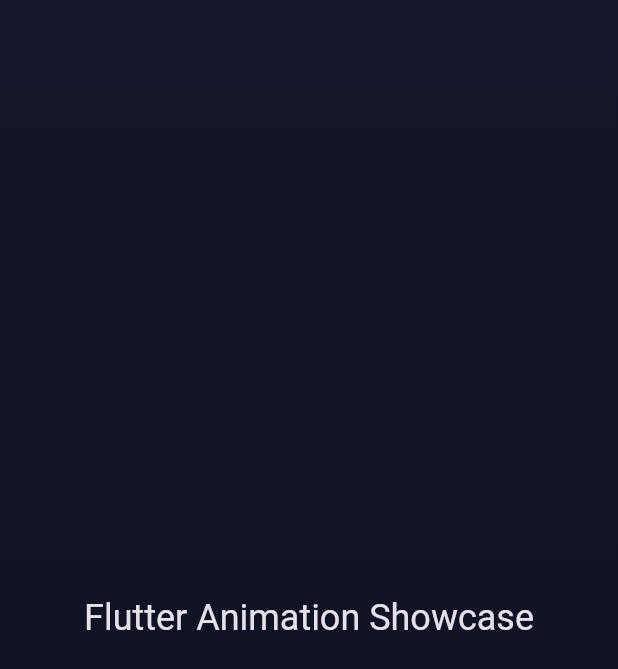
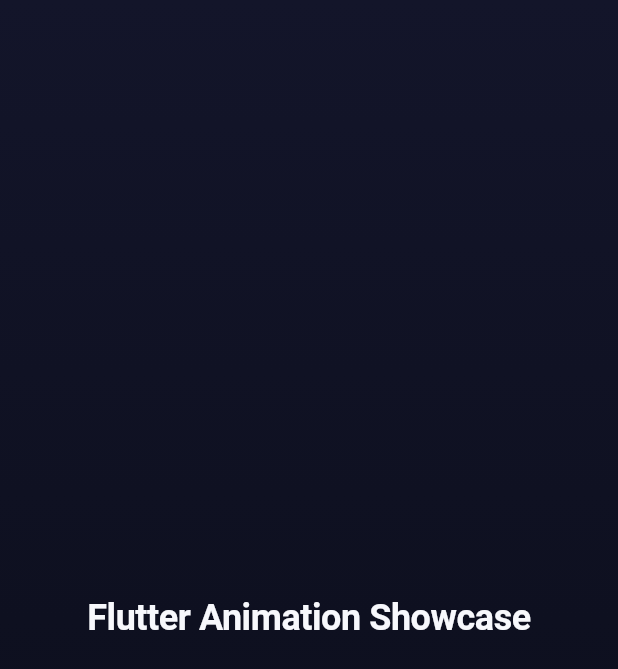
Before and after one commit to fahadkhalid22/Flutter-Animation-Showcase, a Flutter app: the screen it shows after launch, on a phone screen of 412 x 824 dp. Shown: the top 669 px of the screen. Run offline on Flutter 3.47's test engine with Material 3 defaults, Android fonts, the phone set to English and light mode, and no system bars.

Commit message:
feat: add animation showcase design system
Co-Authored-By: Claude Code <noreply@anthropic.com>

```diff
--- /dev/null
+++ b/lib/core/constants/app_colors.dart
@@ -0,0 +1,42 @@
+import 'package:flutter/material.dart';
+
+/// Brand color tokens for the showcase design system.
+///
+/// The palette is a dark navy / near-black foundation with a purple
+/// primary, electric blue secondary and cyan accent — chosen to make
+/// motion and gradients read clearly against the background.
+abstract final class AppColors {
+  /// Main application background — deep navy / near black.
+  static const Color background = Color(0xFF0E1020);
+
+  /// Slightly lighter navy used for gradient highlights behind the header.
+  static const Color backgroundElevated = Color(0xFF13152A);
+
+  /// Solid card / surface color.
+  static const Color surface = Color(0xFF171A2D);
+
+  /// Slightly lighter surface for hover states or raised cards.
+  static const Color surfaceRaised = Color(0xFF1D2140);
+
+  /// Primary brand color — purple.
+  static const Color primary = Color(0xFF7C5CFC);
+
+  /// Secondary brand color — electric blue.
+  static const Color secondary = Color(0xFF4DA8FF);
+
+  /// Accent color — cyan.
+  static const Color accent = Color(0xFF55E6C1);
+
+  /// High-contrast text on dark surfaces.
+  static const Color textPrimary = Color(0xFFF7F8FC);
+
+  /// Secondary text for descriptions and captions.
+  static const Color textSecondary = Color(0xFFA7ADC7);
+
+  /// Diamond-shaped gradient used behind the dashboard header.
+  static const LinearGradient backgroundGradient = LinearGradient(
+    begin: Alignment.topCenter,
+    end: Alignment.bottomCenter,
+    colors: [backgroundElevated, background, Color(0xFF0A0C18)],
+  );
+}
--- /dev/null
+++ b/lib/core/constants/app_radius.dart
@@ -0,0 +1,20 @@
+/// Corner radius tokens for the showcase design system.
+///
+/// Cards, buttons and inputs share a consistent radius language so shapes
+/// feel cohesive across the app.
+abstract final class AppRadius {
+  /// Small pills and chips.
+  static const double sm = 8;
+
+  /// Default cards and small containers.
+  static const double md = 12;
+
+  /// Corners shared by most showcase cards.
+  static const double lg = 16;
+
+  /// Panels and larger containers.
+  static const double xl = 20;
+
+  /// Hero demo areas and dialogs.
+  static const double xxl = 24;
+}
--- /dev/null
+++ b/lib/core/constants/app_spacing.dart
@@ -0,0 +1,18 @@
+import 'package:flutter/painting.dart';
+
+/// Spacing scale tokens for the showcase design system.
+///
+/// All layout spacing in the app snaps to this 4 px base scale so vertical
+/// rhythm and horizontal gutters stay consistent across screens.
+abstract final class AppSpacing {
+  static const double xs = 4;
+  static const double sm = 8;
+  static const double md = 12;
+  static const double lg = 16;
+  static const double xl = 20;
+  static const double xxl = 24;
+  static const double xxxl = 32;
+
+  /// Convenience symmetric horizontal padding for a standard page edge.
+  static const EdgeInsets pagePadding = EdgeInsets.symmetric(horizontal: xl);
+}
--- a/lib/core/constants/app_strings.dart
+++ b/lib/core/constants/app_strings.dart
@@ -1,5 +1,12 @@
 /// Central string constants for the showcase application.
+///
+/// All user-visible copy that is shared across screens lives here so text
+/// stays consistent and easy to review in one place.
 abstract final class AppStrings {
+  // ---------------------------------------------------------------------
+  // App-level copy
+  // ---------------------------------------------------------------------
+
   /// Name of the application.
   static const String appTitle = 'Flutter Animation Showcase';
 
@@ -7,4 +14,48 @@ abstract final class AppStrings {
   static const String appSubtitle =
       'Explore five essential Flutter animation techniques through '
       'interactive examples.';
+
+  /// Badge shown in the dashboard header.
+  static const String demosBadge = '5 Interactive Demos';
+
+  /// Placeholder text for a not-yet-built interactive area.
+  static const String demoComingSoon = 'Interactive demo coming soon';
+
+  // ---------------------------------------------------------------------
+  // Demo card copy (title / category / description)
+  // ---------------------------------------------------------------------
+
+  static const String animatedContainerTitle = 'AnimatedContainer';
+  static const String animatedContainerCategory = 'Implicit Animation';
+  static const String animatedContainerDescription =
+      'Automatically animate supported visual properties when state '
+      'changes.';
+
+  static const String heroAnimationTitle = 'Hero Animation';
+  static const String heroAnimationCategory = 'Shared Element Animation';
+  static const String heroAnimationDescription =
+      'Animate a widget seamlessly between two routes.';
+
+  static const String tweenRotationTitle = 'Tween Rotation';
+  static const String tweenRotationCategory = 'Explicit Animation';
+  static const String tweenRotationDescription =
+      'Control rotation precisely with AnimationController and Tween.';
+
+  static const String staggeredAnimationTitle = 'Staggered Sequence';
+  static const String staggeredAnimationCategory = 'Sequenced Animation';
+  static const String staggeredAnimationDescription =
+      'Animate four elements with different intervals on one timeline.';
+
+  static const String customRouteTitle = 'Slide + Fade Route';
+  static const String customRouteCategory = 'Custom Navigation';
+  static const String customRouteDescription =
+      'Create a custom route transition using PageRouteBuilder.';
+
+  // ---------------------------------------------------------------------
+  // Shared section headings used on every demo screen
+  // ---------------------------------------------------------------------
+
+  static const String howItWorks = 'How It Works';
+  static const String keyClasses = 'Key Classes';
+  static const String whenToUse = 'When To Use';
 }
--- a/lib/core/theme/app_theme.dart
+++ b/lib/core/theme/app_theme.dart
@@ -1,24 +1,116 @@
 import 'package:flutter/material.dart';
+
+import '../constants/app_colors.dart';
 
 /// Central theme definition for the showcase application.
 ///
-/// This is the Phase 1 baseline theme. The full design system (brand
-/// palette, spacing and radius tokens, gradients and typography) replaces
-/// it in a later step.
+/// A curated dark theme built directly on the brand palette. Typography
+/// relies on the platform font with a clear weight/size hierarchy rather
+/// than a bundled custom font, keeping the app lean and offline-safe.
 abstract final class AppTheme {
   /// Dark, motion-inspired theme used across the whole app.
   static ThemeData get dark {
-    final ColorScheme scheme = ColorScheme.fromSeed(
-      seedColor: const Color(0xFF7C5CFC),
+    const ColorScheme scheme = ColorScheme.dark(
+      primary: AppColors.primary,
+      onPrimary: Color(0xFFFDFDFF),
+      secondary: AppColors.secondary,
+      onSecondary: Color(0xFF003354),
+      tertiary: AppColors.accent,
+      onTertiary: Color(0xFF00382B),
+      surface: AppColors.surface,
+      onSurface: AppColors.textPrimary,
+      onSurfaceVariant: AppColors.textSecondary,
+      error: Color(0xFFFF6B6B),
+      onError: Color(0xFF360A0A),
+      outline: Color(0xFF2A2E4A),
+    );
+
+    return ThemeData(
+      useMaterial3: true,
       brightness: Brightness.dark,
-    );
-    return ThemeData(
       colorScheme: scheme,
-      scaffoldBackgroundColor: const Color(0xFF0E1020),
+      scaffoldBackgroundColor: AppColors.background,
+      fontFamily: 'Roboto',
+      textTheme: _textTheme,
       appBarTheme: const AppBarTheme(
         backgroundColor: Colors.transparent,
         elevation: 0,
+        surfaceTintColor: Colors.transparent,
         centerTitle: false,
+      ),
+      cardTheme: const CardThemeData(
+        color: AppColors.surface,
+        elevation: 0,
+        margin: EdgeInsets.zero,
+        shape: RoundedRectangleBorder(
+          borderRadius: BorderRadius.all(Radius.circular(16)),
+          side: BorderSide(color: Color(0xFF242947)),
+        ),
+      ),
+      chipTheme: ChipThemeData(
+        backgroundColor: AppColors.primary.withValues(alpha: 0.14),
+        side: BorderSide(color: AppColors.primary.withValues(alpha: 0.35)),
+        labelStyle: const TextStyle(
+          color: AppColors.primary,
+          fontWeight: FontWeight.w600,
+        ),
+      ),
+      filledButtonTheme: FilledButtonThemeData(
+        style: FilledButton.styleFrom(
+          backgroundColor: AppColors.primary,
+          foregroundColor: const Color(0xFFFDFDFF),
+          shape: RoundedRectangleBorder(
+            borderRadius: BorderRadius.circular(12),
+          ),
+          textStyle: const TextStyle(
+            fontWeight: FontWeight.w600,
+            letterSpacing: 0.2,
+          ),
+        ),
+      ),
+      iconTheme: const IconThemeData(color: AppColors.textPrimary),
+      dividerTheme: const DividerThemeData(
+        color: Color(0xFF242947),
+        thickness: 1,
+      ),
+    );
+  }
+
+  static TextTheme get _textTheme {
+    const Color primary = AppColors.textPrimary;
+    const Color secondary = AppColors.textSecondary;
+    const Color accent = AppColors.accent;
+    final TextTheme base = ThemeData.dark().textTheme;
+
+    return base.copyWith(
+      displaySmall: base.displaySmall?.copyWith(
+        color: primary,
+        fontWeight: FontWeight.w800,
+        letterSpacing: -0.5,
+        height: 1.1,
+      ),
+      headlineSmall: base.headlineSmall?.copyWith(
+        color: primary,
+        fontWeight: FontWeight.w700,
+        letterSpacing: -0.3,
+      ),
+      titleLarge: base.titleLarge?.copyWith(
+        color: primary,
+        fontWeight: FontWeight.w700,
+      ),
+      titleMedium: base.titleMedium?.copyWith(
+        color: primary,
+        fontWeight: FontWeight.w600,
+      ),
+      bodyLarge: base.bodyLarge?.copyWith(color: primary, height: 1.55),
+      bodyMedium: base.bodyMedium?.copyWith(color: secondary, height: 1.55),
+      bodySmall: base.bodySmall?.copyWith(
+        color: accent,
+        fontWeight: FontWeight.w500,
+      ),
+      labelMedium: base.labelMedium?.copyWith(
+        color: secondary,
+        letterSpacing: 0.2,
       ),
     );
   }
--- a/lib/features/home/showcase_home_screen.dart
+++ b/lib/features/home/showcase_home_screen.dart
@@ -1,5 +1,6 @@
 import 'package:flutter/material.dart';
 
+import '../../core/constants/app_colors.dart';
 import '../../core/constants/app_strings.dart';
 
 /// Home dashboard of the showcase.
@@ -15,13 +16,7 @@ class ShowcaseHomeScreen extends StatelessWidget {
     final ThemeData theme = Theme.of(context);
     return Scaffold(
       body: DecoratedBox(
-        decoration: const BoxDecoration(
-          gradient: LinearGradient(
-            begin: Alignment.topCenter,
-            end: Alignment.bottomCenter,
-            colors: [Color(0xFF13152A), Color(0xFF0E1020)],
-          ),
-        ),
+        decoration: const BoxDecoration(gradient: AppColors.backgroundGradient),
         child: SafeArea(
           child: Center(
             child: Text(
--- a/lib/shared/demo_screen_shell.dart
+++ b/lib/shared/demo_screen_shell.dart
@@ -1,4 +1,6 @@
 import 'package:flutter/material.dart';
+
+import '../core/constants/app_colors.dart';
 
 /// Shared chrome for every animation demo screen.
 ///
@@ -30,13 +32,7 @@ class DemoScreenShell extends StatelessWidget {
     final ThemeData theme = Theme.of(context);
     return Scaffold(
       body: DecoratedBox(
-        decoration: const BoxDecoration(
-          gradient: LinearGradient(
-            begin: Alignment.topCenter,
-            end: Alignment.bottomCenter,
-            colors: [Color(0xFF13152A), Color(0xFF0E1020)],
-          ),
-        ),
+        decoration: const BoxDecoration(gradient: AppColors.backgroundGradient),
         child: SafeArea(
           child: Column(
             crossAxisAlignment: CrossAxisAlignment.start,
```
Also changed, not shown: 1 other file.
